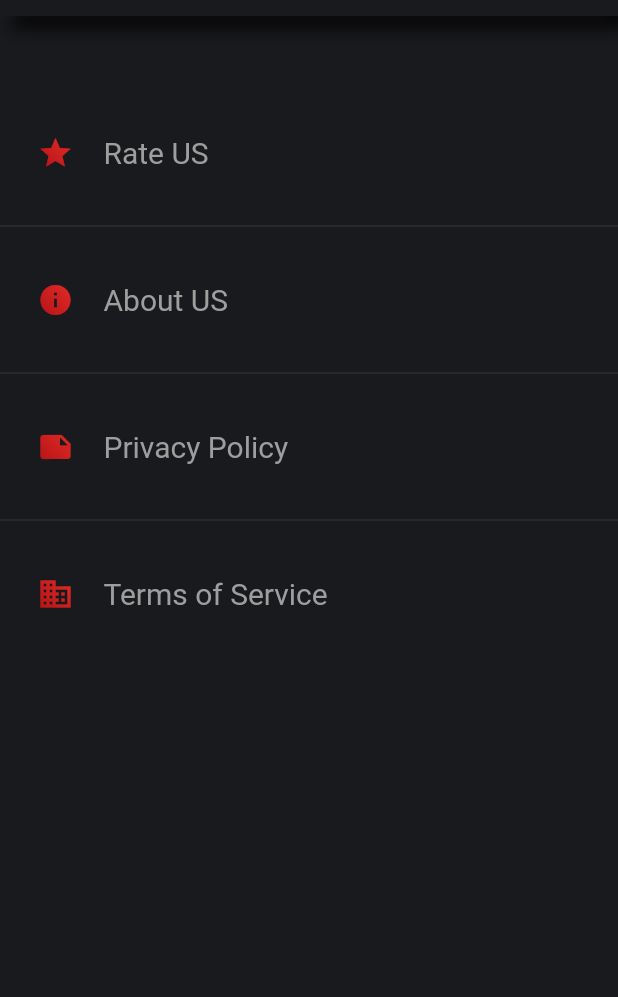
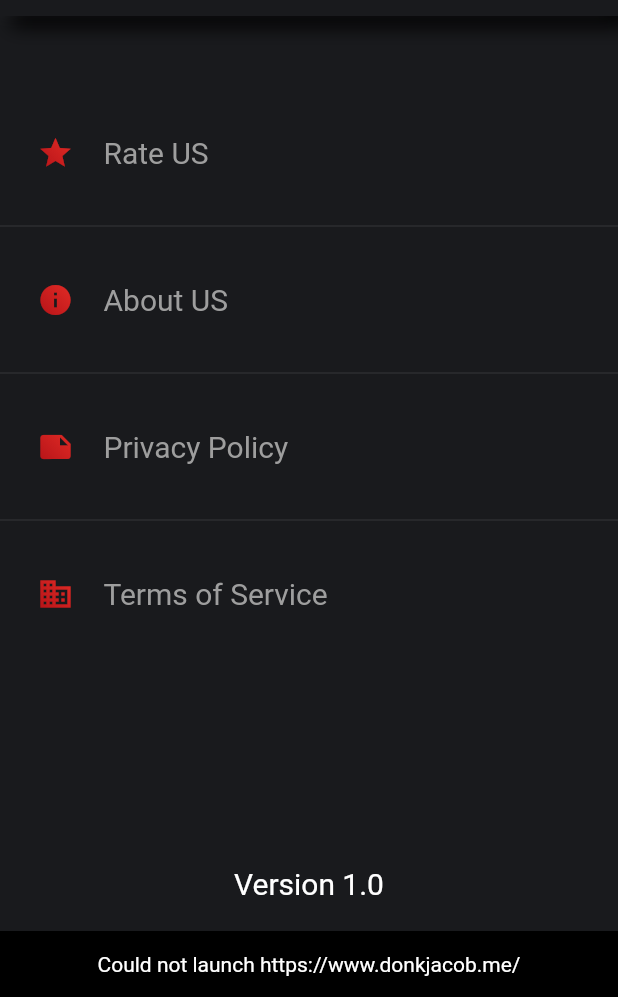
Before and after one commit to don-k-jacob/QR-Code-Scanner, a Flutter app: the Settings widget shown alone on an empty page, opened directly, after a tap on "Terms of Service", on a phone screen of 412 x 824 dp, the part 239-1236 px from its top. Run offline on Flutter 3.47's test engine with Material 2 defaults, Android fonts, the light colour scheme and no system bars; our stand-ins replace image_gallery_saver, image_picker; missing offline and left inert: qrscan.

Commit message:
added url launcher

```diff
--- a/lib/Screens/Navigation/Settings.dart
+++ b/lib/Screens/Navigation/Settings.dart
@@ -1,5 +1,6 @@
 import 'package:flutter/material.dart';
 import 'package:qrcodescanner/Screens/HomeScreen.dart';
+import 'package:url_launcher/url_launcher.dart';
 
 class Settings extends StatefulWidget {
   @override
@@ -7,6 +8,8 @@ class Settings extends StatefulWidget {
 }
 
 class _SettingsState extends State<Settings> {
+  Future<void> _launched;
+
   @override
   Widget build(BuildContext context) {
     return Container(
@@ -68,7 +71,9 @@ class _SettingsState extends State<Settings> {
             ),
             GestureDetector(
               onTap: (){
-
+                setState(() {
+                  _launched = _launchInBrowser("");
+                });
               },
               child: Tile(iconData: Icons.star,
                 txt: "Rate US",
@@ -78,7 +83,9 @@ class _SettingsState extends State<Settings> {
             ),
             GestureDetector(
               onTap: (){
-
+                setState(() {
+                  _launched = _launchInBrowser("https://www.donkjacob.me/");
+                });
               },
               child: Tile(
                 iconData: Icons.info,
@@ -89,7 +96,9 @@ class _SettingsState extends State<Settings> {
             ),
             GestureDetector(
               onTap: (){
-
+                setState(() {
+                  _launched = _launchInBrowser("https://www.donkjacob.me/");
+                });
               },
               child: Tile(iconData: Icons.note,
                 txt: "Privacy Policy",
@@ -99,17 +108,69 @@ class _SettingsState extends State<Settings> {
             ),
             GestureDetector(
               onTap: (){
-
+                setState(() {
+                  _launched = _launchInBrowser("https://www.donkjacob.me/");
+                });
               },
               child: Tile(iconData: Icons.business                                                                                                                                                                                                                                                                                                                                                                                                                                              ,
                 txt: "Terms of Service",
               ),
             ),
+            Spacer(),
+            Text("Version 1.0",style:TextStyle(
+              fontSize: 20
+            ),),
+            SizedBox(
+              height: 20,
+            ),
+            GestureDetector(
+              onTap: (){
+                setState(() {
+                  _launched = _launchInBrowser("https://www.donkjacob.me/");
+                });
+              },
+              child: Container(
+                child: Row(
+                  mainAxisAlignment: MainAxisAlignment.center,
+                  children: <Widget>[
+                    Text("developded with  "),
+                    Icon(Icons.favorite,color: Color(0xffb31217),),
+                    Text("  by don_k_jacob"),
+
+                  ],
+                ),
+              ),
+            ),
+            SizedBox(
+              height: 20,
+            )
           ],
         ),
       ),
     );
   }
+  Future<void> _launchInBrowser(String url) async {
+    if (await canLaunch(url)) {
+      await launch(
+        url,
+        forceSafariVC: false,
+        forceWebView: false,
+        headers: <String, String>{'my_header_key': 'my_header_value'},
+      );
+    } else {
+      final snackBar = SnackBar(
+        backgroundColor: Colors.black,
+        content: Text('Could not launch $url',style: TextStyle(
+            color: Colors.white
+        ),
+          textAlign: TextAlign.center,
+        ),
+      );
+      Scaffold.of(context).showSnackBar(snackBar);
+      throw 'Could not launch $url';
+    }
+  }
+
 }
 class Tile extends StatelessWidget {
   final IconData iconData;
```
